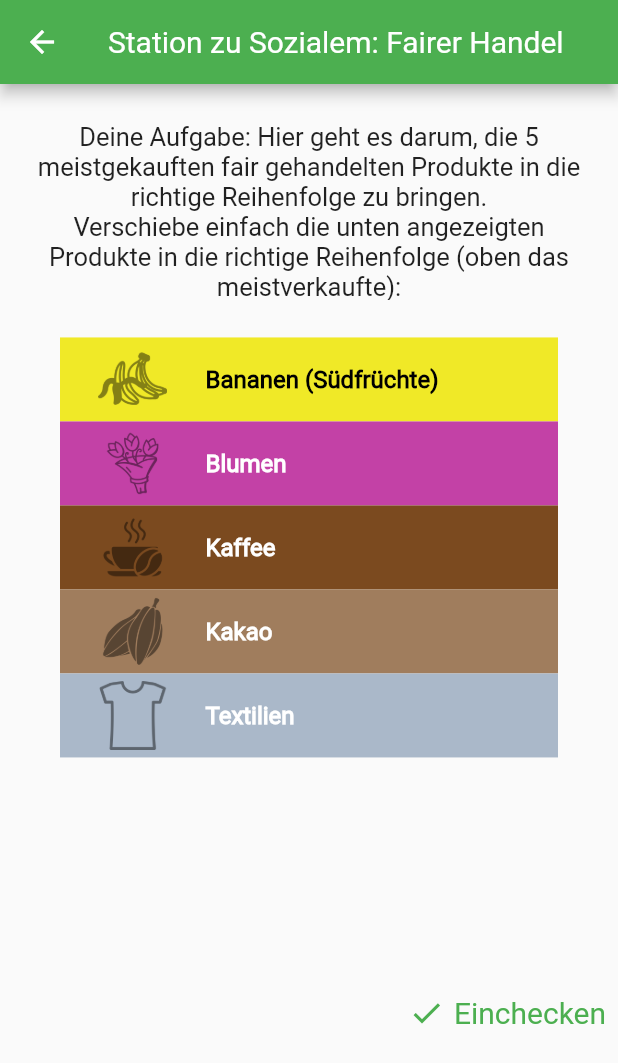
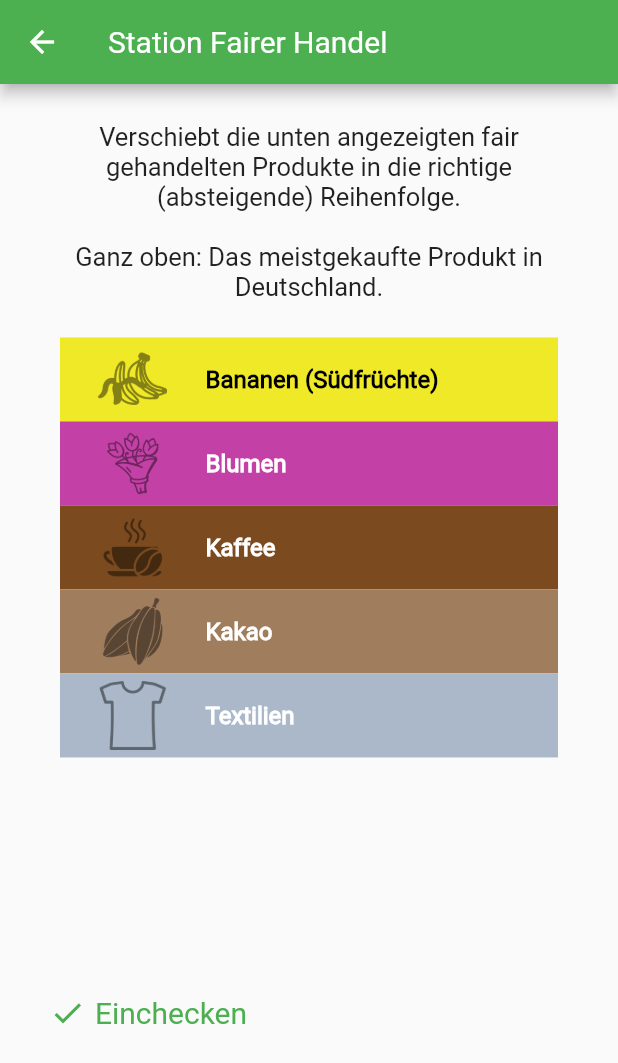
Before and after one commit to holgerm/ubermorgen, a Flutter app: the StationThree screen opened directly, on a phone screen of 412 x 824 dp. Shown: the top 1063 px of the screen. Run offline on Flutter 3.47's test engine with Material 2 defaults, Android fonts, the phone set to English and light mode, and no system bars; our stand-ins replace audioplayers.

Commit message:
some stations slightly enhanced

```diff
--- a/lib/src/s.dart
+++ b/lib/src/s.dart
@@ -23,22 +23,28 @@ class S {
   // SPEZIELLE INHALTE
   static const introTitle = 'Dein Ort im Übermorgen';
 
-  static const station1Title = 'Station zu Ökonomie: Flächennutzung';
+  static const station1Title = 'Station Flächennutzung';
   static const station1Task =
-      'Deine Aufgabe: Wähle für die folgenden 3 Fragen je eine Option aus und schaue dann wie sich deine Entscheidung auswirkt:';
+      'Beim Thema Nachhaltigkeit müssen soziale, ökologische und wirtschaftliche Aspekte berücksichtigt werden. Manchmal ist das gar nicht so einfach… Wie entscheidet ihr euch?\n\n'
+      'Wählt für die folgenden 3 Fragen je eine Option aus. Schaut dann, wie sich eure Entscheidung auswirkt:';
   static const station1SelectionADescription = 'Was soll am rechten Ufer sein?';
   static const station1SelectionAOption1 = 'Blumenwiese';
   static const station1SelectionAOption2 = 'Krankenhaus';
-  static const station1SelectionBDescription = 'Welchen Weg legst du an?';
-  static const station1SelectionBOption1 = 'Waldweg';
-  static const station1SelectionBOption2 = 'Asphaltstrasse';
-  static const station1SelectionCDescription = 'Ans linke Ufer kommt was?';
+  static const station1SelectionBDescription =
+      'Welchen Weg legst du an der linken Flussseite an?';
+  static const station1SelectionBOption1 = 'Naturweg';
+  static const station1SelectionBOption2 = 'Asphaltweg';
+  static const station1SelectionCDescription =
+      'Welcher Wald soll neben dem Weg sein?';
   static const station1SelectionCOption1 = 'Nutzwald';
   static const station1SelectionCOption2 = 'Urwald';
 
-  static const station2Title = 'Station zu Ökologie: Erneuerbare Energie';
+  static const station2Title = 'Station Erneuerbare Energie';
   static const station2Task =
-      'Deine Aufgabe: Bitte bastele Windräder, um sauberen Strom zu erzeugen.\nDu hast 2 Minuten Zeit. Wieviele Windräder schaffst du?\n\nLass dir vorher kurz zeigen, wie du sie bauen kannst und starte dann den Timer.';
+      'Eure Aufgabe: Bastelt gemeinsam innerhalb von einer Minute so viele Windräder wie möglich, um erneuerbare Energie auszubauen.\n\n'
+      'Wie ein Windrad aussieht, seht ihr im beiliegenden Bauplan.\n\n'
+      'Wie viele Windräder schafft ihr?\n\n'
+      'Wenn ihr auf „Start“ drückt, läuft die Zeit.';
   static const station2TimeOutTitle =
       'Fertig! Wieviele Windräder hast du geschafft?';
   static const station2TimeOutSubTitle =
@@ -46,7 +52,8 @@ class S {
   static const station2AfterDoneDescription =
       'Stelle die Zahl bitte auf dem Schieberegler ein und klcike danach auf "Erledigt"';
 
-  static const station3Title = 'Station zu Sozialem: Fairer Handel';
+  static const station3Title = 'Station Fairer Handel';
   static const station3Task =
-      'Deine Aufgabe: Hier geht es darum, die 5 meistgekauften fair gehandelten Produkte in die richtige Reihenfolge zu bringen. \nVerschiebe einfach die unten angezeigten Produkte in die richtige Reihenfolge (oben das meistverkaufte):';
+      'Verschiebt die unten angezeigten fair gehandelten Produkte in die richtige (absteigende) Reihenfolge.\n\n'
+      'Ganz oben: Das meistgekaufte Produkt in Deutschland.';
 }
--- a/lib/src/station_3.dart
+++ b/lib/src/station_3.dart
@@ -52,7 +52,9 @@ class _StationThreeState extends State<StationThree> {
             Flexible(
               flex: L.heightOfFooter,
               child: Align(
-                alignment: Alignment.centerRight,
+                alignment: Alignment.centerLeft,
+                child: Container(
+                  padding: const EdgeInsets.all(25.0),
                   child: Consumer<StateModel>(
                     builder: (BuildContext context, model, Widget? child) {
                       return TextButton.icon(
@@ -70,6 +72,7 @@ class _StationThreeState extends State<StationThree> {
                             : null,
                       );
                     },
+                  ),
                 ),
               ),
             )
```
Also changed, not shown: lib/src/station_1.dart (+18 -17 lines), lib/src/station_2.dart (+9 -6 lines). Lines whose indentation alone changed are shown as unchanged.
